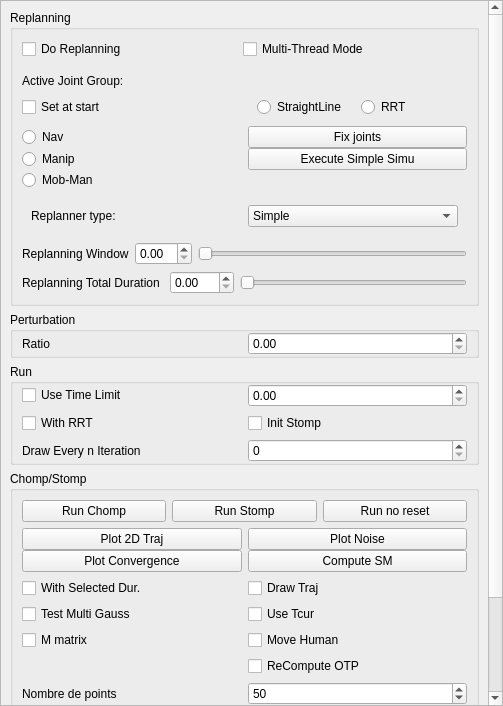
This is src/move3d-qt-gui-libs/src/qtMainInterface/sideWidgets/qtReplanning.ui in jmainpri/move3d-studio as Qt 5 draws it before an edit. The edited form follows.
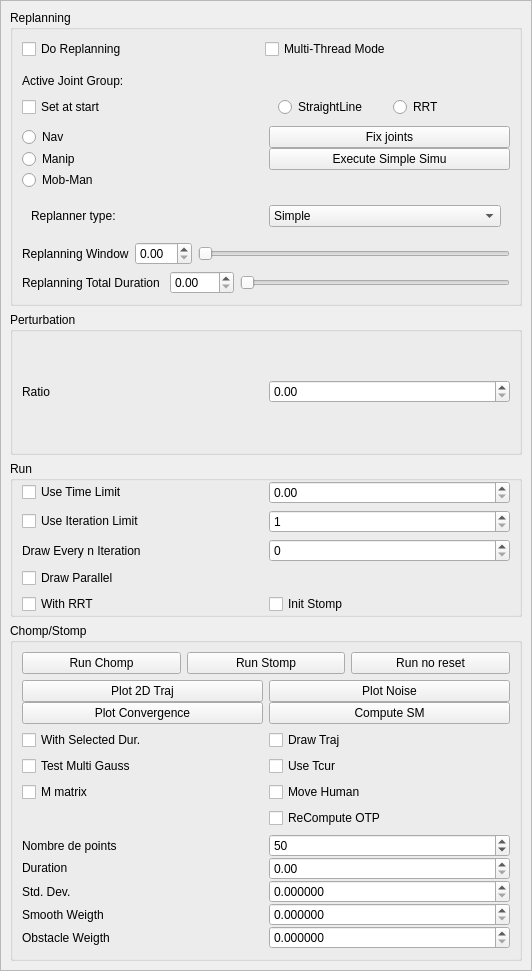
This is the edited form.

The edit to the form file:
```diff
--- a/src/move3d-qt-gui-libs/src/qtMainInterface/sideWidgets/qtReplanning.ui
+++ b/src/move3d-qt-gui-libs/src/qtMainInterface/sideWidgets/qtReplanning.ui
@@ -6,8 +6,8 @@
    <rect>
     <x>0</x>
     <y>0</y>
-    <width>503</width>
-    <height>706</height>
+    <width>532</width>
+    <height>971</height>
    </rect>
   </property>
   <property name="windowTitle">
@@ -26,9 +26,9 @@
       <property name="geometry">
        <rect>
         <x>0</x>
-        <y>-186</y>
-        <width>485</width>
-        <height>890</height>
+        <y>0</y>
+        <width>530</width>
+        <height>969</height>
        </rect>
       </property>
       <layout class="QVBoxLayout" name="verticalLayout_2">
@@ -303,20 +303,17 @@
           <property name="bottomMargin">
            <number>0</number>
           </property>
-          <item row="0" column="0">
-           <widget class="QCheckBox" name="checkBoxTimeLimit">
+          <item row="6" column="1">
+           <widget class="QCheckBox" name="checkBoxInitStomp">
             <property name="text">
-             <string>Use Time Limit</string>
+             <string>Init Stomp</string>
             </property>
            </widget>
           </item>
           <item row="0" column="1">
            <widget class="QDoubleSpinBox" name="doubleSpinBoxTimeLimit"/>
           </item>
-          <item row="3" column="1">
-           <widget class="QSpinBox" name="spinBoxStompDrawIteration"/>
-          </item>
-          <item row="3" column="0">
+          <item row="4" column="0">
            <widget class="QLabel" name="label_9">
             <property name="text">
              <string>Draw Every n Iteration</string>
@@ -324,16 +321,43 @@
            </widget>
           </item>
           <item row="1" column="0">
+           <widget class="QCheckBox" name="checkBoxStompMaxIteration">
+            <property name="text">
+             <string>Use Iteration Limit</string>
+            </property>
+           </widget>
+          </item>
+          <item row="1" column="1">
+           <widget class="QSpinBox" name="spinBoxStompMaxIteration">
+            <property name="minimum">
+             <number>1</number>
+            </property>
+            <property name="maximum">
+             <number>100000</number>
+            </property>
+           </widget>
+          </item>
+          <item row="6" column="0">
            <widget class="QCheckBox" name="checkBoxWithRRT">
             <property name="text">
              <string>With RRT</string>
             </property>
            </widget>
           </item>
-          <item row="1" column="1">
-           <widget class="QCheckBox" name="checkBoxInitStomp">
+          <item row="0" column="0">
+           <widget class="QCheckBox" name="checkBoxTimeLimit">
             <property name="text">
-             <string>Init Stomp</string>
+             <string>Use Time Limit</string>
+            </property>
+           </widget>
+          </item>
+          <item row="4" column="1">
+           <widget class="QSpinBox" name="spinBoxStompDrawIteration"/>
+          </item>
+          <item row="5" column="0">
+           <widget class="QCheckBox" name="checkBoxDrawParallel">
+            <property name="text">
+             <string>Draw Parallel</string>
             </property>
            </widget>
           </item>
```
